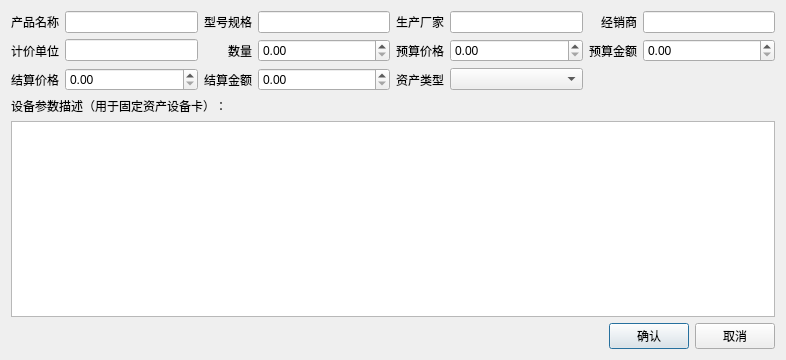
Old version of the form editor_template.ui in the repository earlideal/jiandan.
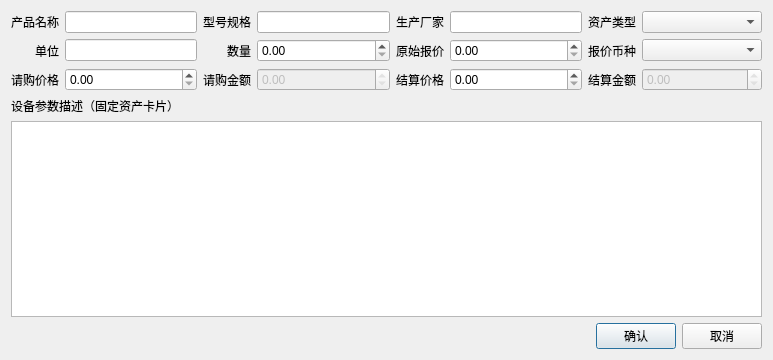
New version of the form.

What changed in the file:
```diff
--- a/editor_template.ui
+++ b/editor_template.ui
@@ -6,7 +6,7 @@
    <rect>
     <x>0</x>
     <y>0</y>
-    <width>786</width>
+    <width>773</width>
     <height>360</height>
    </rect>
   </property>
@@ -16,79 +16,140 @@
   <layout class="QVBoxLayout" name="verticalLayout">
    <item>
     <layout class="QGridLayout" name="gridLayout">
-     <item row="1" column="3">
-      <widget class="QDoubleSpinBox" name="doubleSpinBox_quantity"/>
+     <item row="0" column="1">
+      <widget class="QLineEdit" name="lineEdit_name">
+       <property name="minimumSize">
+        <size>
+         <width>120</width>
+         <height>0</height>
+        </size>
+       </property>
+      </widget>
      </item>
      <item row="0" column="3">
-      <widget class="QLineEdit" name="lineEdit_model"/>
-     </item>
-     <item row="1" column="4">
-      <widget class="QLabel" name="label_5">
-       <property name="text">
-        <string>预算价格</string>
+      <widget class="QLineEdit" name="lineEdit_model">
+       <property name="minimumSize">
+        <size>
+         <width>120</width>
+         <height>0</height>
+        </size>
        </property>
-       <property name="alignment">
-        <set>Qt::AlignRight|Qt::AlignTrailing|Qt::AlignVCenter</set>
-       </property>
       </widget>
      </item>
-     <item row="1" column="6">
-      <widget class="QLabel" name="label_8">
-       <property name="text">
-        <string>预算金额</string>
-       </property>
-       <property name="alignment">
-        <set>Qt::AlignRight|Qt::AlignTrailing|Qt::AlignVCenter</set>
-       </property>
-      </widget>
-     </item>
-     <item row="1" column="1">
-      <widget class="QLineEdit" name="lineEdit_unit"/>
-     </item>
-     <item row="1" column="7">
-      <widget class="QDoubleSpinBox" name="doubleSpinBox_budget_sum"/>
-     </item>
-     <item row="1" column="0">
-      <widget class="QLabel" name="label_3">
-       <property name="text">
-        <string>计价单位</string>
-       </property>
-       <property name="alignment">
-        <set>Qt::AlignRight|Qt::AlignTrailing|Qt::AlignVCenter</set>
-       </property>
-      </widget>
-     </item>
-     <item row="1" column="5">
-      <widget class="QDoubleSpinBox" name="doubleSpinBox_budget_price"/>
-     </item>
      <item row="0" column="5">
-      <widget class="QLineEdit" name="lineEdit_manufacture"/>
+      <widget class="QLineEdit" name="lineEdit_manufacture">
+       <property name="minimumSize">
+        <size>
+         <width>120</width>
+         <height>0</height>
+        </size>
+       </property>
+      </widget>
      </item>
-     <item row="0" column="6">
-      <widget class="QLabel" name="label_6">
-       <property name="text">
-        <string>经销商</string>
+     <item row="2" column="3">
+      <widget class="QDoubleSpinBox" name="doubleSpinBox_requisition_sum">
+       <property name="enabled">
+        <bool>false</bool>
        </property>
-       <property name="alignment">
-        <set>Qt::AlignRight|Qt::AlignTrailing|Qt::AlignVCenter</set>
+       <property name="minimumSize">
+        <size>
+         <width>120</width>
+         <height>0</height>
+        </size>
+       </property>
+       <property name="readOnly">
+        <bool>true</bool>
+       </property>
+      </widget>
+     </item>
+     <item row="2" column="5">
+      <widget class="QDoubleSpinBox" name="doubleSpinBox_acceptance_price">
+       <property name="minimumSize">
+        <size>
+         <width>120</width>
+         <height>0</height>
+        </size>
+       </property>
+      </widget>
+     </item>
+     <item row="1" column="5">
+      <widget class="QDoubleSpinBox" name="doubleSpinBox_quotation_price">
+       <property name="minimumSize">
+        <size>
+         <width>120</width>
+         <height>0</height>
+        </size>
+       </property>
+      </widget>
+     </item>
+     <item row="1" column="7">
+      <widget class="QComboBox" name="comboBox_currency">
+       <property name="minimumSize">
+        <size>
+         <width>120</width>
+         <height>0</height>
+        </size>
+       </property>
+      </widget>
+     </item>
+     <item row="2" column="7">
+      <widget class="QDoubleSpinBox" name="doubleSpinBox_acceptance_sum">
+       <property name="enabled">
+        <bool>false</bool>
+       </property>
+       <property name="minimumSize">
+        <size>
+         <width>120</width>
+         <height>0</height>
+        </size>
+       </property>
+       <property name="readOnly">
+        <bool>true</bool>
+       </property>
+      </widget>
+     </item>
+     <item row="2" column="1">
+      <widget class="QDoubleSpinBox" name="doubleSpinBox_requisition_price">
+       <property name="minimumSize">
+        <size>
+         <width>120</width>
+         <height>0</height>
+        </size>
        </property>
       </widget>
      </item>
      <item row="0" column="7">
-      <widget class="QLineEdit" name="lineEdit_distributor"/>
+      <widget class="QComboBox" name="comboBox_property_type">
+       <property name="minimumSize">
+        <size>
+         <width>120</width>
+         <height>0</height>
+        </size>
+       </property>
+      </widget>
      </item>
-     <item row="0" column="4">
-      <widget class="QLabel" name="label_7">
-       <property name="text">
-        <string>生产厂家</string>
+     <item row="1" column="3">
+      <widget class="QDoubleSpinBox" name="doubleSpinBox_quantity">
+       <property name="minimumSize">
+        <size>
+         <width>120</width>
+         <height>0</height>
+        </size>
        </property>
-       <property name="alignment">
-        <set>Qt::AlignRight|Qt::AlignTrailing|Qt::AlignVCenter</set>
+      </widget>
+     </item>
+     <item row="1" column="1">
+      <widget class="QLineEdit" name="lineEdit_unit">
+       <property name="minimumSize">
+        <size>
+         <width>120</width>
+         <height>0</height>
+        </size>
        </property>
       </widget>
      </item>
      <item row="0" column="0">
-      <widget class="QLabel" name="label">
+      <widget class="QLabel" name="label_2">
        <property name="text">
         <string>产品名称</string>
        </property>
@@ -97,11 +158,8 @@
        </property>
       </widget>
      </item>
-     <item row="2" column="1">
-      <widget class="QDoubleSpinBox" name="doubleSpinBox_acceptance_price"/>
-     </item>
      <item row="0" column="2">
-      <widget class="QLabel" name="label_2">
+      <widget class="QLabel" name="label_3">
        <property name="text">
         <string>型号规格</string>
        </property>
@@ -110,16 +168,39 @@
        </property>
       </widget>
      </item>
-     <item row="0" column="1">
-      <widget class="QLineEdit" name="lineEdit_name">
-       <property name="text">
-        <string/>
-       </property>
-      </widget>
-     </item>
-     <item row="1" column="2">
+     <item row="0" column="4">
       <widget class="QLabel" name="label_4">
        <property name="text">
+        <string>生产厂家</string>
+       </property>
+       <property name="alignment">
+        <set>Qt::AlignRight|Qt::AlignTrailing|Qt::AlignVCenter</set>
+       </property>
+      </widget>
+     </item>
+     <item row="0" column="6">
+      <widget class="QLabel" name="label_5">
+       <property name="text">
+        <string>资产类型</string>
+       </property>
+       <property name="alignment">
+        <set>Qt::AlignRight|Qt::AlignTrailing|Qt::AlignVCenter</set>
+       </property>
+      </widget>
+     </item>
+     <item row="1" column="0">
+      <widget class="QLabel" name="label_6">
+       <property name="text">
+        <string>单位</string>
+       </property>
+       <property name="alignment">
+        <set>Qt::AlignRight|Qt::AlignTrailing|Qt::AlignVCenter</set>
+       </property>
+      </widget>
+     </item>
+     <item row="1" column="2">
+      <widget class="QLabel" name="label_7">
+       <property name="text">
         <string>数量</string>
        </property>
        <property name="alignment">
@@ -127,30 +208,60 @@
        </property>
       </widget>
      </item>
-     <item row="2" column="3">
-      <widget class="QDoubleSpinBox" name="doubleSpinBox_acceptance_sum"/>
-     </item>
-     <item row="2" column="2">
-      <widget class="QLabel" name="label_13">
+     <item row="1" column="4">
+      <widget class="QLabel" name="label_8">
        <property name="text">
-        <string>结算金额</string>
+        <string>原始报价</string>
        </property>
+       <property name="alignment">
+        <set>Qt::AlignRight|Qt::AlignTrailing|Qt::AlignVCenter</set>
+       </property>
       </widget>
      </item>
-     <item row="2" column="5">
-      <widget class="QComboBox" name="comboBox_property_type"/>
+     <item row="1" column="6">
+      <widget class="QLabel" name="label_9">
+       <property name="text">
+        <string>报价币种</string>
+       </property>
+       <property name="alignment">
+        <set>Qt::AlignRight|Qt::AlignTrailing|Qt::AlignVCenter</set>
+       </property>
+      </widget>
      </item>
      <item row="2" column="0">
       <widget class="QLabel" name="label_10">
        <property name="text">
-        <string>结算价格</string>
+        <string>请购价格</string>
+       </property>
+       <property name="alignment">
+        <set>Qt::AlignRight|Qt::AlignTrailing|Qt::AlignVCenter</set>
+       </property>
+      </widget>
+     </item>
+     <item row="2" column="2">
+      <widget class="QLabel" name="label_11">
+       <property name="text">
+        <string>请购金额</string>
+       </property>
+       <property name="alignment">
+        <set>Qt::AlignRight|Qt::AlignTrailing|Qt::AlignVCenter</set>
        </property>
       </widget>
      </item>
      <item row="2" column="4">
-      <widget class="QLabel" name="label_9">
+      <widget class="QLabel" name="label_12">
        <property name="text">
-        <string>资产类型</string>
+        <string>结算价格</string>
+       </property>
+       <property name="alignment">
+        <set>Qt::AlignRight|Qt::AlignTrailing|Qt::AlignVCenter</set>
+       </property>
+      </widget>
+     </item>
+     <item row="2" column="6">
+      <widget class="QLabel" name="label_13">
+       <property name="text">
+        <string>结算金额</string>
        </property>
        <property name="alignment">
         <set>Qt::AlignRight|Qt::AlignTrailing|Qt::AlignVCenter</set>
@@ -160,9 +271,9 @@
     </layout>
    </item>
    <item>
-    <widget class="QLabel" name="label_12">
+    <widget class="QLabel" name="label">
      <property name="text">
-      <string>设备参数描述（用于固定资产设备卡）：</string>
+      <string>设备参数描述（固定资产卡片）</string>
      </property>
     </widget>
    </item>
```
Left out of the diff: 36 changed lines with no effect on the pictures.
